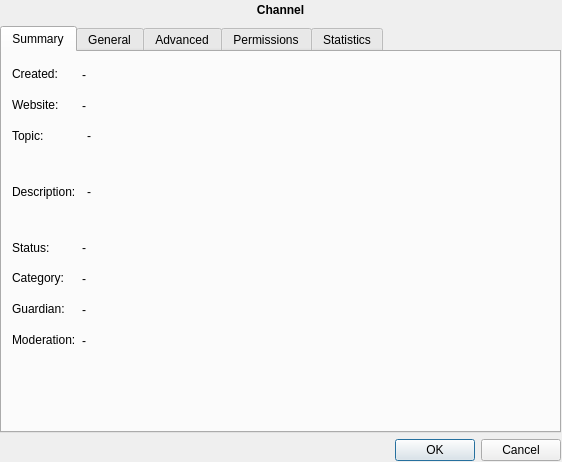
The window that ui/channel_settings.ui (gitter-badger/simplechatclient) describes before a commit, drawn with Qt 5.
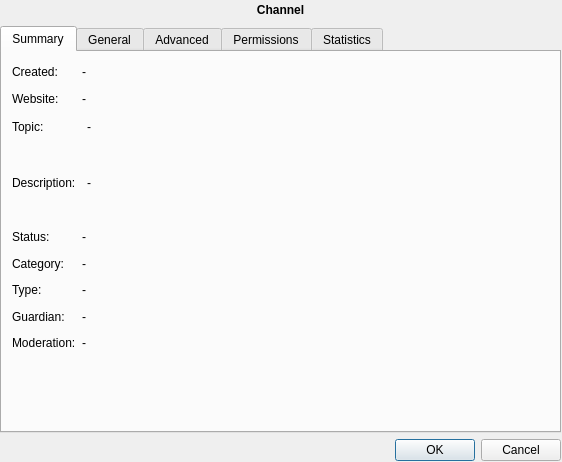
The same window after the commit. Icons and pictures are not drawn.

Commit message: added display type to channel settings

```diff
--- a/ui/channel_settings.ui
+++ b/ui/channel_settings.ui
@@ -162,28 +162,28 @@
            </property>
           </widget>
          </item>
-         <item row="6" column="1">
+         <item row="7" column="1">
           <widget class="QLabel" name="label_summary_guardian">
            <property name="text">
             <string>-</string>
            </property>
           </widget>
          </item>
-         <item row="6" column="0">
+         <item row="7" column="0">
           <widget class="QLabel" name="label_guardian1">
            <property name="text">
             <string>Guardian:</string>
            </property>
           </widget>
          </item>
-         <item row="7" column="0">
+         <item row="8" column="0">
           <widget class="QLabel" name="label_moderation1">
            <property name="text">
             <string>Moderation:</string>
            </property>
           </widget>
          </item>
-         <item row="7" column="1">
+         <item row="8" column="1">
           <widget class="QLabel" name="label_summary_moderation">
            <property name="text">
             <string>-</string>
@@ -228,6 +228,20 @@
            </property>
           </widget>
          </item>
+         <item row="6" column="0">
+          <widget class="QLabel" name="label_type1">
+           <property name="text">
+            <string>Type:</string>
+           </property>
+          </widget>
+         </item>
+         <item row="6" column="1">
+          <widget class="QLabel" name="label_summary_type">
+           <property name="text">
+            <string>-</string>
+           </property>
+          </widget>
+         </item>
         </layout>
        </widget>
       </widget>
```
The commit also changes 3 other files.
